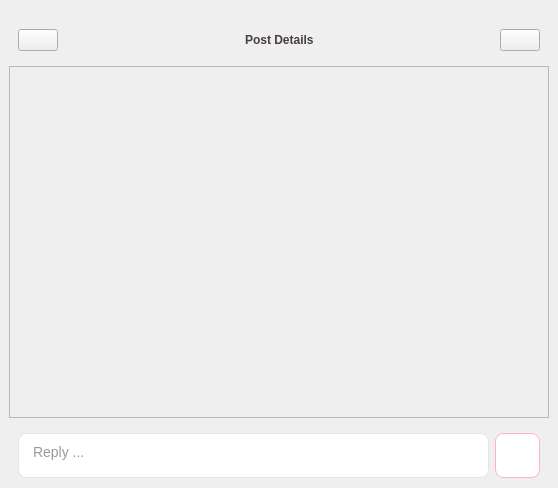
Above: ui/postPage.ui from FrenchFries-101/frontend before the change. Below: the same form after it.
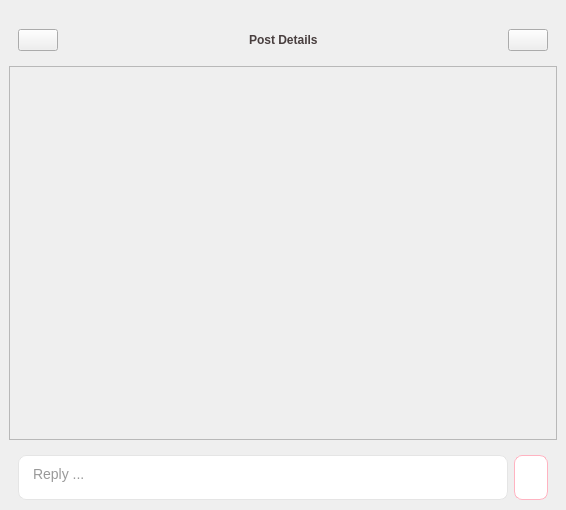
That is the form after the change. Icons and pictures are not drawn.

Patch:
```diff
--- a/ui/postPage.ui
+++ b/ui/postPage.ui
@@ -7,7 +7,7 @@
     <x>0</x>
     <y>0</y>
     <width>558</width>
-    <height>488</height>
+    <height>510</height>
    </rect>
   </property>
   <property name="sizePolicy">
@@ -361,7 +361,7 @@
             <x>0</x>
             <y>0</y>
             <width>536</width>
-            <height>346</height>
+            <height>368</height>
            </rect>
           </property>
           <layout class="QVBoxLayout" name="verticalLayout_6">
@@ -389,18 +389,24 @@
            <height>55</height>
           </size>
          </property>
-         <layout class="QHBoxLayout" name="horizontalLayout_6">
+         <layout class="QHBoxLayout" name="horizontalLayout_6" stretch="1,0">
           <item>
            <widget class="QTextEdit" name="reply_input">
+            <property name="sizePolicy">
+             <sizepolicy hsizetype="Preferred" vsizetype="Preferred">
+              <horstretch>0</horstretch>
+              <verstretch>0</verstretch>
+             </sizepolicy>
+            </property>
             <property name="minimumSize">
              <size>
-              <width>450</width>
+              <width>490</width>
               <height>45</height>
              </size>
             </property>
             <property name="maximumSize">
              <size>
-              <width>1100</width>
+              <width>490</width>
               <height>45</height>
              </size>
             </property>
@@ -452,21 +458,21 @@
           <item>
            <widget class="QPushButton" name="reply_button">
             <property name="sizePolicy">
-             <sizepolicy hsizetype="Fixed" vsizetype="Fixed">
+             <sizepolicy hsizetype="Minimum" vsizetype="Fixed">
               <horstretch>0</horstretch>
               <verstretch>0</verstretch>
              </sizepolicy>
             </property>
             <property name="minimumSize">
              <size>
-              <width>45</width>
+              <width>0</width>
               <height>45</height>
              </size>
             </property>
             <property name="maximumSize">
              <size>
-              <width>45</width>
-              <height>45</height>
+              <width>16777215</width>
+              <height>16777215</height>
              </size>
             </property>
             <property name="layoutDirection">
```
Left out of the diff: 6 changed lines with no effect on the pictures.
